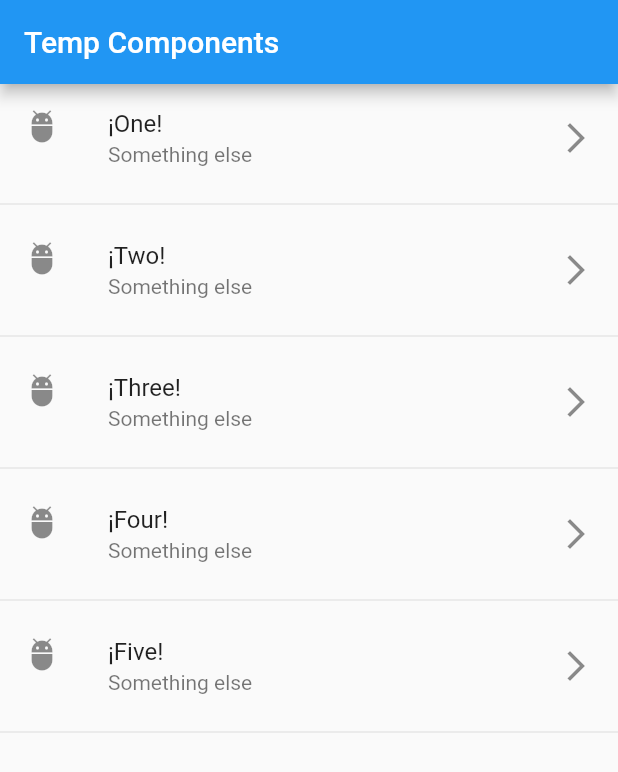
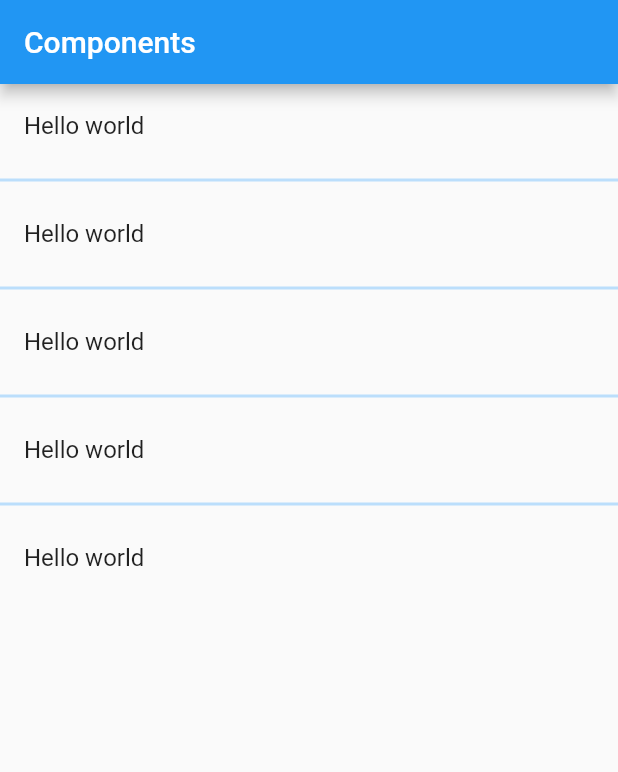
Before and after one commit to dtoledoz0207/flutter-components, a Flutter app: the screen it shows after launch, on a phone screen of 412 x 824 dp. Shown: the top 772 px of the screen. Run offline on Flutter 3.47's test engine with Material 2 defaults, Android fonts, the phone set to English and light mode, and no system bars.

Commit message:
create-homePage

```diff
--- a/lib/main.dart
+++ b/lib/main.dart
@@ -1,6 +1,7 @@
 import 'package:flutter/material.dart';
 
-import 'package:components/pages/home_temp.dart';
+//import 'package:components/pages/home_temp.dart';
+import 'package:components/pages/home_page.dart';
 
 void main() => runApp(MyApp());
 
@@ -11,7 +12,7 @@ class MyApp extends StatelessWidget {
     return MaterialApp(
       debugShowCheckedModeBanner: false,
       title: 'Components App',
-      home: HomePageTemp()
+      home: HomePage()
     );
   }
 }
--- /dev/null
+++ b/lib/pages/home_page.dart
@@ -0,0 +1,45 @@
+import 'package:flutter/material.dart';
+
+class HomePage extends StatelessWidget {
+  @override
+  Widget build(BuildContext context) {
+    return Scaffold(
+      appBar: AppBar(
+        title: Text('Components'),
+      ),
+      body: _list(),
+    );
+  }
+
+  Widget _list() {
+    return ListView(
+      children: _items(),
+    );
+  }
+
+  List<Widget> _items() {
+    return [
+      ListTile(title: Text('Hello world')),
+      Divider(
+        thickness: 2.0,
+        color: Colors.blue[100],
+      ),
+      ListTile(title: Text('Hello world')),
+      Divider(
+        thickness: 2.0,
+        color: Colors.blue[100],
+      ),
+      ListTile(title: Text('Hello world')),
+      Divider(
+        thickness: 2.0,
+        color: Colors.blue[100],
+      ),
+      ListTile(title: Text('Hello world')),
+      Divider(
+        thickness: 2.0,
+        color: Colors.blue[100],
+      ),
+      ListTile(title: Text('Hello world'))
+    ];
+  }
+}
```
